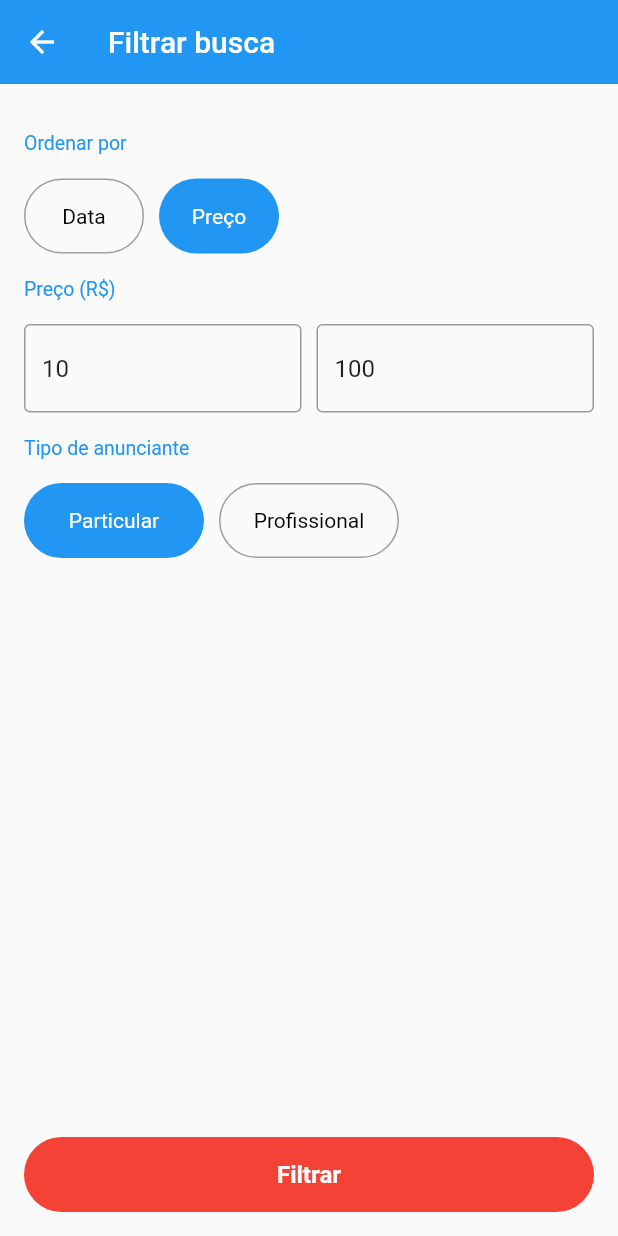
After one commit to D-E-F-E-A-T/xlo_clone, a Flutter app: the FilterScreen screen opened directly, after a tap on "Filtrar", on a phone screen of 412 x 824 dp. The commit adds this screen. Run offline on Flutter 3.47's test engine with Material 2 defaults, Android fonts, the phone set to English and light mode, and no system bars; our stand-ins replace brasil_fields, flutter_mobx, mobx; generated files the repository leaves out were written again.

Commit message:
add page filter (basico)

```diff
--- /dev/null
+++ b/lib/helpers/format_field.dart
@@ -0,0 +1,3 @@
+String getSanitizedText(String text){
+    return text.replaceAll(RegExp(r'[\d]'), "");
+}
--- /dev/null
+++ b/lib/models/filter.dart
@@ -0,0 +1,20 @@
+enum OrderBy { DATE, PRICE }
+
+const VENDER_TYPE_PARTICULAR = 1 << 0;
+const VENDER_TYPE_PROFESSIONAL = 1 << 1;
+
+class Filter {
+  Filter(
+      {this.search,
+      this.orderBy = OrderBy.DATE,
+      this.minPrice,
+      this.maxPrice,
+      this.vederType = VENDER_TYPE_PARTICULAR | VENDER_TYPE_PROFESSIONAL
+      });
+
+  String search;
+  OrderBy orderBy;
+  int minPrice;
+  int maxPrice;
+  int vederType;
+}
--- /dev/null
+++ b/lib/screens/filter_screen/components/animated_button.dart
@@ -0,0 +1,89 @@
+import 'package:flutter/cupertino.dart';
+import 'package:flutter/material.dart';
+
+class AnimatedButton extends StatefulWidget {
+
+  AnimatedButton({this.scrollController,this.onTap});
+
+  final ScrollController scrollController;
+  final VoidCallback onTap;
+
+  @override
+  _AnimatedButtonState createState() => _AnimatedButtonState();
+
+}
+
+class _AnimatedButtonState extends State<AnimatedButton>
+    with SingleTickerProviderStateMixin {
+  AnimationController _controller;
+  Animation<EdgeInsets> _edgeAnimation;
+  Animation<double> _radiusAnimation;
+
+  ScrollController get scrollController => widget.scrollController;
+  VoidCallback get onTap => widget.onTap;
+
+  @override
+  void initState() {
+    super.initState();
+    _controller = AnimationController(
+        vsync: this, duration: const Duration(milliseconds: 200));
+
+    _edgeAnimation = EdgeInsetsTween(
+        begin: const EdgeInsets.fromLTRB(16, 0, 16, 16),
+        end: EdgeInsets.zero)
+        .animate(_controller);
+
+    _radiusAnimation = Tween<double>(begin: 25, end: 0).animate(_controller);
+
+    scrollController.addListener(positionChanged);
+  }
+
+  void positionChanged() {
+    if (scrollController.offset >
+        0.98 * scrollController.position.maxScrollExtent) {
+      _controller.forward();
+    }else{
+      _controller.reverse();
+    }
+  }
+
+  @override
+  void dispose() {
+    _controller.dispose();
+    scrollController.removeListener(positionChanged);
+    super.dispose();
+  }
+
+  @override
+  Widget build(BuildContext context) {
+    return AnimatedBuilder(
+      animation: _controller,
+      builder: (_, __) {
+        return Positioned(
+          bottom: 0,
+          left: 0,
+          right: 0,
+          child: Container(
+            height: 50,
+            margin: _edgeAnimation.value,
+            child: RaisedButton(
+              color: Colors.red,
+              child: const Text(
+                "Filtrar",
+                style: TextStyle(
+                    color: Colors.white,
+                    fontSize: 16,
+                    fontWeight: FontWeight.w600),
+              ),
+              elevation: 0,
+              onPressed: onTap,
+              shape: RoundedRectangleBorder(
+                  borderRadius: BorderRadius.circular(_radiusAnimation.value)
+              ),
+            ),
+          ),
+        );
+      },
+    );
+  }
+}
--- /dev/null
+++ b/lib/screens/filter_screen/components/order_by_field.dart
@@ -0,0 +1,74 @@
+import 'package:flutter/material.dart';
+import 'package:xlo/models/filter.dart';
+
+class OrderByField extends StatelessWidget {
+  OrderByField({this.onSaved, this.initialValue});
+
+  final FormFieldSetter<OrderBy> onSaved;
+  final OrderBy initialValue;
+
+  @override
+  Widget build(BuildContext context) {
+    return FormField<OrderBy>(
+      initialValue: initialValue,
+      onSaved: onSaved,
+      builder: (state) {
+        return Row(
+          children: <Widget>[
+            GestureDetector(
+              onTap: () {
+                state.didChange(OrderBy.DATE);
+              },
+              child: Container(
+                height: 50,
+                width: 80,
+                decoration: BoxDecoration(
+                    border: Border.all(
+                        color: state.value == OrderBy.DATE
+                            ? Colors.transparent
+                            : Colors.grey),
+                    borderRadius: const BorderRadius.all(Radius.circular(50)),
+                    color: state.value == OrderBy.DATE
+                        ? Colors.blue
+                        : Colors.transparent),
+                alignment: Alignment.center,
+                child: Text(
+                  "Data",
+                  style: TextStyle(color: state.value == OrderBy.DATE
+                      ? Colors.white
+                      : Colors.black),
+                ),
+              ),
+            ),
+            const SizedBox(width: 10,),
+            GestureDetector(
+              onTap: () {
+                state.didChange(OrderBy.PRICE);
+              },
+              child: Container(
+                height: 50,
+                width: 80,
+                decoration: BoxDecoration(
+                    border: Border.all(
+                        color: state.value == OrderBy.PRICE
+                            ? Colors.transparent
+                            : Colors.grey),
+                    borderRadius: const BorderRadius.all(Radius.circular(50)),
+                    color: state.value == OrderBy.PRICE
+                        ? Colors.blue
+                        : Colors.transparent),
+                alignment: Alignment.center,
+                child: Text(
+                  "Preço",
+                  style: TextStyle(color: state.value == OrderBy.PRICE
+                      ? Colors.white
+                      : Colors.black),
+                ),
+              ),
+            ),
+          ],
+        );
+      },
+    );
+  }
+}
--- /dev/null
+++ b/lib/screens/filter_screen/components/price_range_field.dart
@@ -0,0 +1,77 @@
+import 'package:brasil_fields/brasil_fields.dart';
+import 'package:flutter/material.dart';
+import 'package:flutter/services.dart';
+import 'package:xlo/helpers/format_field.dart';
+import 'package:xlo/models/filter.dart';
+
+class PriceRangeField extends StatelessWidget {
+
+  PriceRangeField({this.filter});
+
+  final Filter filter;
+
+  @override
+  Widget build(BuildContext context) {
+    return Row(
+      children: <Widget>[
+        Expanded(
+          child: TextFormField(
+            decoration: const InputDecoration(
+              border: OutlineInputBorder(),
+              hintText: "Min"
+            ),
+            keyboardType: const TextInputType.numberWithOptions(decimal: false),
+            inputFormatters: [
+              WhitelistingTextInputFormatter.digitsOnly,
+              RealInputFormatter(centavos: false)
+            ],
+            initialValue: filter.minPrice?.toString(),
+            onSaved: (v){
+              if(v.isEmpty){
+                filter.minPrice = null;
+              }else{
+                filter.minPrice = int.tryParse(getSanitizedText(v));
+              }
+            },
+            validator: (s){
+              if(s.isEmpty && int.tryParse(getSanitizedText(s)) == null){
+                return "Utilize valores válidos";
+              }else{
+                return null;
+              }
+            },
+          ),
+        ),
+        const SizedBox(width: 10,),
+        Expanded(
+          child: TextFormField(
+            decoration: const InputDecoration(
+                border: OutlineInputBorder(),
+                hintText: "Max"
+            ),
+            keyboardType: const TextInputType.numberWithOptions(decimal: false),
+            inputFormatters: [
+              WhitelistingTextInputFormatter.digitsOnly,
+              RealInputFormatter(centavos: false)
+            ],
+            initialValue: filter.maxPrice?.toString(),
+            onSaved: (v){
+              if(v.isEmpty){
+                filter.maxPrice = null;
+              }else{
+                filter.maxPrice = int.tryParse(getSanitizedText(v));
+              }
+            },
+            validator: (s){
+              if(s.isEmpty && int.tryParse(getSanitizedText(s)) == null){
+                return "Utilize valores válidos";
+              }else{
+                return null;
+              }
+            },
+          ),
+        )
+      ],
+    );
+  }
+}
--- /dev/null
+++ b/lib/screens/filter_screen/components/section_title.dart
@@ -0,0 +1,25 @@
+import 'package:flutter/material.dart';
+
+class SectionTitle extends StatelessWidget {
+
+  const SectionTitle({this.title});
+
+  final String title;
+
+  @override
+  Widget build(BuildContext context) {
+    return Padding(
+      padding: const EdgeInsets.symmetric(vertical: 16),
+      child: Text(
+        title,
+        style: TextStyle(
+          color: Colors.blue,
+          fontSize: 13,
+          fontWeight: FontWeight.w400
+        ),
+      ),
+    );
+  }
+
+
+}
--- /dev/null
+++ b/lib/screens/filter_screen/components/vender_type_field.dart
@@ -0,0 +1,90 @@
+import 'package:flutter/material.dart';
+import 'package:xlo/models/filter.dart';
+
+class VenderTypeField extends StatelessWidget {
+  VenderTypeField({this.onSaved, this.initialValue});
+
+  final FormFieldSetter<int> onSaved;
+  final int initialValue;
+
+  @override
+  Widget build(BuildContext context) {
+    return FormField<int>(
+      initialValue: initialValue,
+      onSaved: onSaved,
+      builder: (state) {
+        return Row(
+          children: <Widget>[
+            GestureDetector(
+              onTap: () {
+                if(state.value & VENDER_TYPE_PARTICULAR != 0){
+                  if(state.value & VENDER_TYPE_PROFESSIONAL != 0){
+                    state.didChange(state.value & VENDER_TYPE_PARTICULAR);
+                  }else{
+                    state.didChange(VENDER_TYPE_PROFESSIONAL);
+                  }
+                }else{
+                  state.didChange(state.value | VENDER_TYPE_PARTICULAR);
+                }
+              },
+              child: Container(
+                height: 50,
+                width: 120,
+                decoration: BoxDecoration(
+                    border: Border.all(
+                        color: state.value & VENDER_TYPE_PARTICULAR != 0
+                            ? Colors.transparent
+                            : Colors.grey),
+                    borderRadius: const BorderRadius.all(Radius.circular(50)),
+                    color: state.value & VENDER_TYPE_PARTICULAR != 0
+                        ? Colors.blue
+                        : Colors.transparent),
+                alignment: Alignment.center,
+                child: Text(
+                  "Particular",
+                  style: TextStyle(color: state.value & VENDER_TYPE_PARTICULAR != 0
+                      ? Colors.white
+                      : Colors.black),
+                ),
+              ),
+            ),
+            const SizedBox(width: 10,),
+            GestureDetector(
+              onTap: () {
+                if(state.value & VENDER_TYPE_PROFESSIONAL != 0){
+                  if(state.value & VENDER_TYPE_PARTICULAR != 0){
+                    state.didChange(state.value & VENDER_TYPE_PROFESSIONAL);
+                  }else{
+                    state.didChange(VENDER_TYPE_PARTICULAR);
+                  }
+                }else{
+                  state.didChange(state.value | VENDER_TYPE_PROFESSIONAL);
+                }
+              },
+              child: Container(
+                height: 50,
+                width: 120,
+                decoration: BoxDecoration(
+                    border: Border.all(
+                        color: state.value & VENDER_TYPE_PROFESSIONAL!= 0
+                            ? Colors.transparent
+                            : Colors.grey),
+                    borderRadius: const BorderRadius.all(Radius.circular(50)),
+                    color: state.value & VENDER_TYPE_PROFESSIONAL!= 0
+                        ? Colors.blue
+                        : Colors.transparent),
+                alignment: Alignment.center,
+                child: Text(
+                  "Profissional",
+                  style: TextStyle(color: state.value & VENDER_TYPE_PROFESSIONAL!= 0
+                      ? Colors.white
+                      : Colors.black),
+                ),
+              ),
+            ),
+          ],
+        );
+      },
+    );
+  }
+}
--- /dev/null
+++ b/lib/screens/filter_screen/filter_screen.dart
@@ -0,0 +1,95 @@
+import 'package:flutter/material.dart';
+import 'package:xlo/models/filter.dart';
+import 'package:xlo/screens/filter_screen/components/section_title.dart';
+
+import 'components/animated_button.dart';
+import 'components/order_by_field.dart';
+import 'components/price_range_field.dart';
+import 'components/vender_type_field.dart';
+
+class FilterScreen extends StatefulWidget {
+  @override
+  _FilterScreenState createState() => _FilterScreenState();
+}
+
+class _FilterScreenState extends State<FilterScreen> {
+  final GlobalKey<FormState> _formKey = GlobalKey<FormState>();
+  final GlobalKey<ScaffoldState> _scaffoldKey = GlobalKey<ScaffoldState>();
+  final ScrollController _scrollController = ScrollController();
+
+  Filter _filter = Filter(
+      maxPrice: 100,
+      minPrice: 10,
+      orderBy: OrderBy.PRICE,
+      vederType: VENDER_TYPE_PARTICULAR);
+
+  @override
+  Widget build(BuildContext context) {
+    return Scaffold(
+      key: _scaffoldKey,
+      appBar: AppBar(
+        elevation: 0,
+        title: const Text("Filtrar busca"),
+      ),
+      body: Stack(
+        children: <Widget>[
+          Form(
+            key: _formKey,
+            child: ListView(
+              controller: _scrollController,
+              padding: const EdgeInsets.all(16),
+              children: <Widget>[
+                const SectionTitle(
+                  title: "Ordenar por",
+                ),
+                OrderByField(
+                  initialValue: _filter.orderBy,
+                  onSaved: (v) {
+                    _filter.orderBy = v;
+                  },
+                ),
+                const SectionTitle(
+                  title: "Preço (R\$)",
+                ),
+                PriceRangeField(
+                  filter: _filter,
+                ),
+                const SectionTitle(
+                  title: "Tipo de anunciante",
+                ),
+                VenderTypeField(
+                  initialValue: _filter.vederType,
+                  onSaved: (v) {
+                    _filter.vederType = v;
+                  },
+                ),
+                const SizedBox(
+                  height: 200,
+                ),
+              ],
+            ),
+          ),
+          AnimatedButton(
+            scrollController: _scrollController,
+            onTap: () {
+              if (_formKey.currentState.validate()) {
+                _formKey.currentState.save();
+
+                if (_filter.maxPrice != null && _filter.minPrice != null) {
+                  if (_filter.minPrice > _filter.maxPrice) {
+                    _scaffoldKey.currentState.showSnackBar(SnackBar(
+                      content: const Text("Faixa de preço inválida"),
+                      backgroundColor: Colors.red,
+                    ));
+                    return;
+                  }
+                }
+                // salvar td e pesquyisar os anuncios
+              }
+            },
+          )
+        ],
+      ),
+    );
+  }
+}
--- a/lib/screens/home_screen/components/top_bar.dart
+++ b/lib/screens/home_screen/components/top_bar.dart
@@ -1,4 +1,5 @@
 import 'package:flutter/material.dart';
+import 'package:xlo/screens/filter_screen/filter_screen.dart';
 
 import 'bar_button.dart';
 
@@ -34,7 +35,13 @@ class TopBar extends StatelessWidget {
                 left: BorderSide(color: Colors.grey[400])
               )
             ),
-            onPressed: (){},
+            onPressed: (){
+              Navigator.of(context).push(
+                MaterialPageRoute(
+                  builder: (context) => FilterScreen()
+                )
+              );
+            },
           )
         ],
       ),
```
